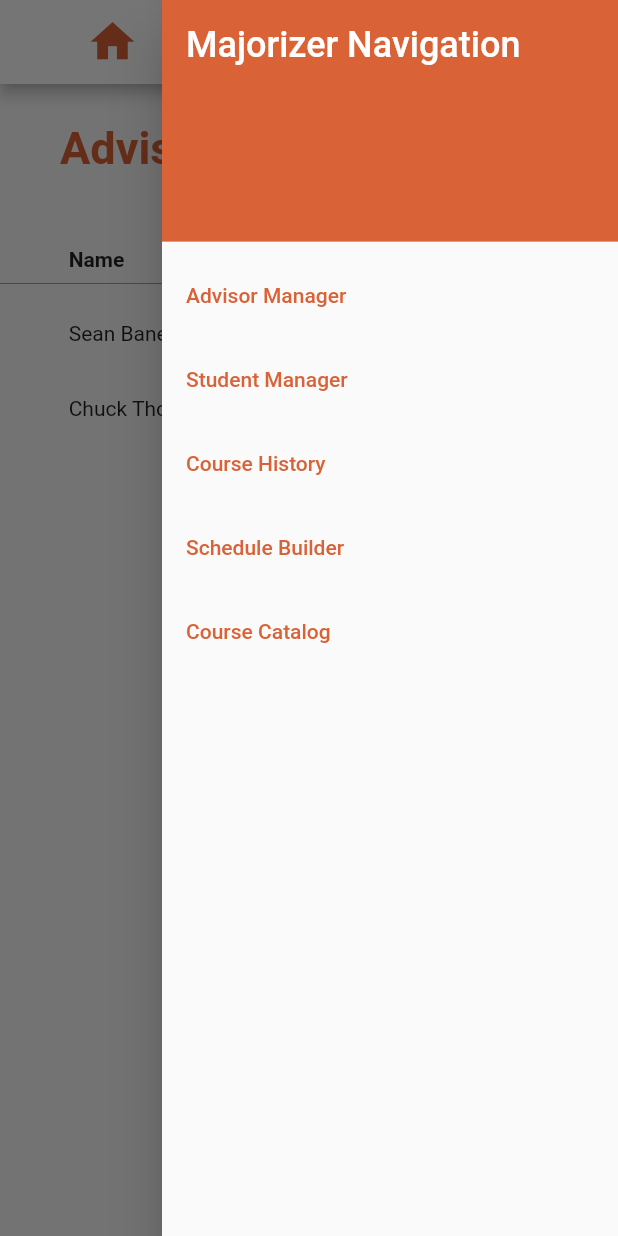
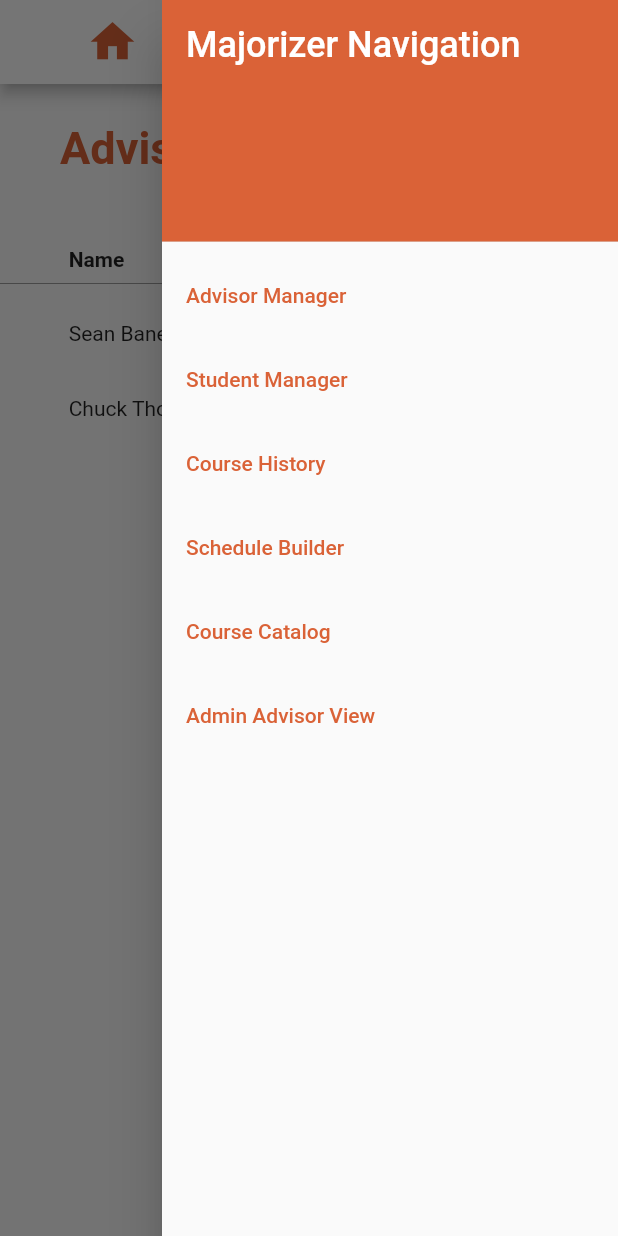
Before and after one commit to hug0first/majorizer_ui, a Flutter app: the AdvisorManagerScreen screen opened by its route, with the side drawer open, on a phone screen of 412 x 824 dp. Run offline on Flutter 3.47's test engine with Material 2 defaults, Android fonts, the phone set to English and light mode, and no system bars; missing offline and left inert: dart:html; Roboto replaces fonts that are missing (Montserrat).

Commit message:
Update side_menu.dart
put adminAdvisor menu

```diff
--- a/lib/widgets/side_menu.dart
+++ b/lib/widgets/side_menu.dart
@@ -67,6 +67,15 @@ Widget sideMenu(BuildContext context) {
             Navigator.of(context).pushNamed('/catalog');
           },
         ),
+        ListTile(
+          title: const Text(
+            'Admin Advisor View',
+            style: TextStyle(color: Color(0xFFda6237)),
+          ),
+          onTap: () {
+            Navigator.of(context).pushNamed('/adminAdvisor');
+          },
+        ),
       ],
     ),
   );
```
